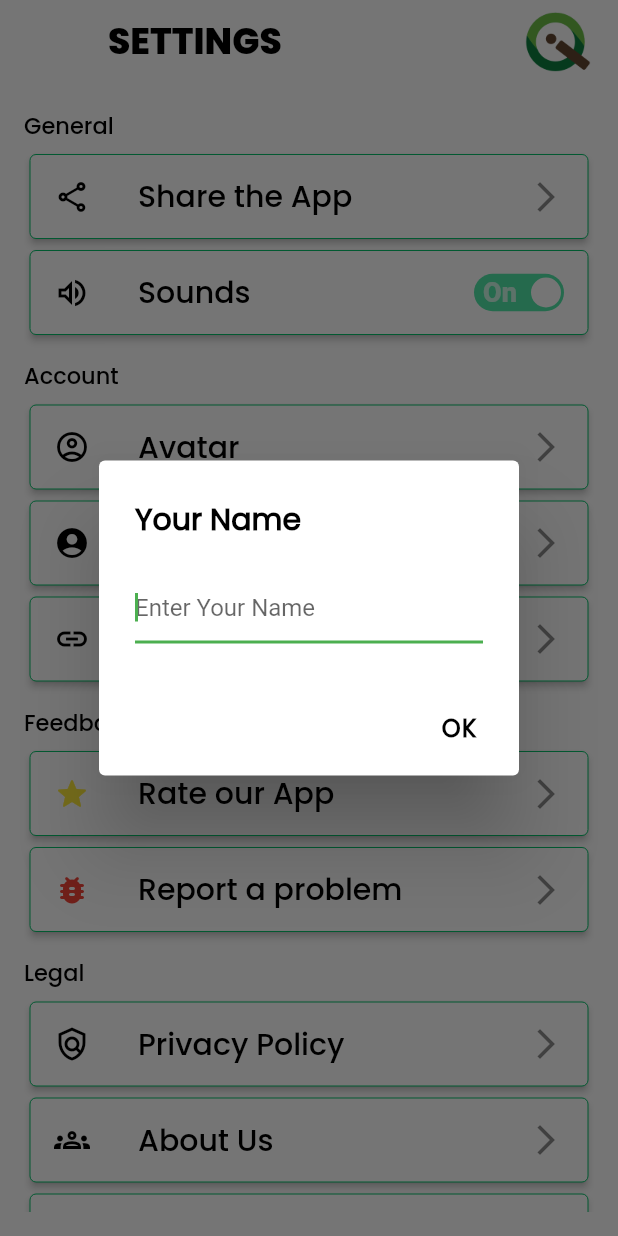
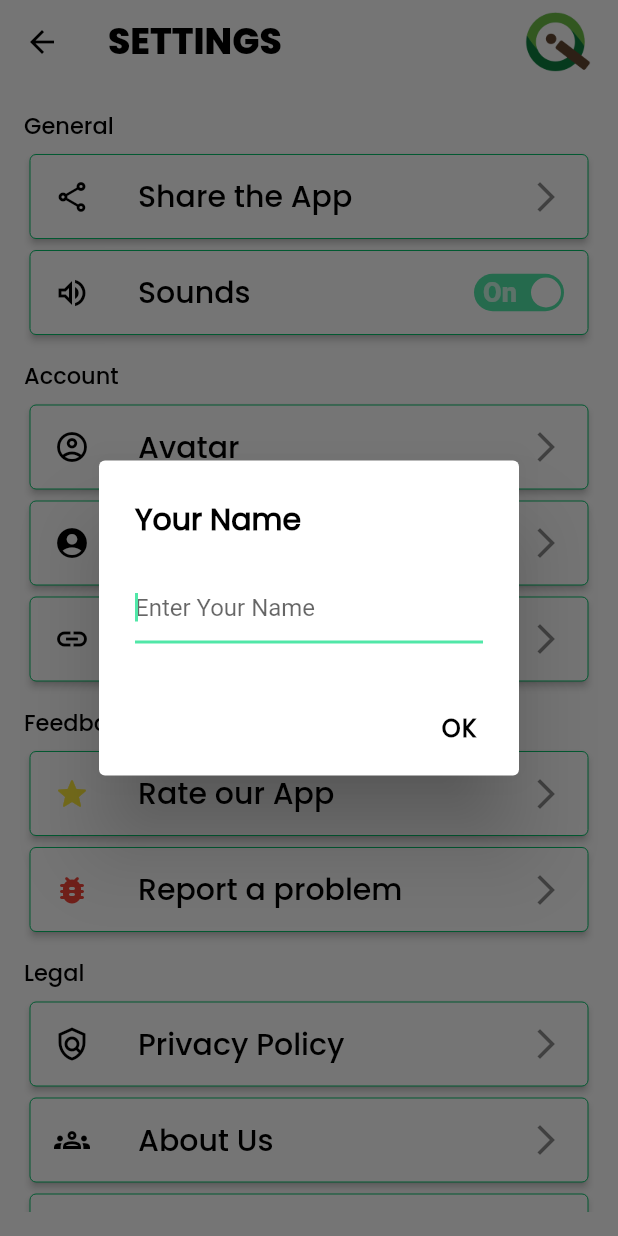
Before and after one commit to jelloalmoite/investor-quiz-app, a Flutter app: the SettingsPage screen opened directly, after a tap on "Sounds", after a tap on "Off", after a tap on "Name", on a phone screen of 412 x 824 dp. Run offline on Flutter 3.47's test engine with Material 2 defaults, Android fonts, the light colour scheme and no system bars; drawn by our look-alikes of flutter_switch; our stand-ins replace animated_splash_screen, auto_size_text, hive, hive_flutter, image_picker, page_transition and 5 more; missing offline and left inert: launch_review, syncfusion_flutter_pdf; accounts and stored records are empty.

Commit message:
Changed app name and icon & App color + Report problem changes

```diff
--- a/lib/main.dart
+++ b/lib/main.dart
@@ -46,9 +46,9 @@
       DeviceOrientation.portraitDown,
     ]);
     return MaterialApp(
-      title: 'Investor Quiz App',
+      title: 'inQui',
       theme: ThemeData(
-        primarySwatch: Colors.green,
+        primarySwatch: myColor,
         scaffoldBackgroundColor: const Color.fromRGBO(254, 254, 254, 1),
       ),
       home: const SplashScreen(),
@@ -56,6 +56,19 @@
     );
   }
 }
+
+const MaterialColor myColor = MaterialColor(0xFF51E7A8, <int, Color>{
+  50: Color(0xFF51E7A8),
+  100: Color(0xFF51E7A8),
+  200: Color(0xFF51E7A8),
+  300: Color(0xFF51E7A8),
+  400: Color(0xFF51E7A8),
+  500: Color(0xFF51E7A8),
+  600: Color(0xFF51E7A8),
+  700: Color(0xFF51E7A8),
+  800: Color(0xFF51E7A8),
+  900: Color(0xFF51E7A8),
+});
 
 class MainPage extends StatefulWidget {
   const MainPage({Key? key}) : super(key: key);
@@ -86,7 +99,7 @@
         if (isWarning) {
           lastPressed = DateTime.now();
           final snackBar = SnackBar(
-            content: Text('Double Tap to Close App'),
+            content: const Text('Double Tap to Close App'),
             duration: maxDuration,
           );
 
--- a/pubspec.yaml
+++ b/pubspec.yaml
@@ -58,6 +58,7 @@
     sdk: flutter
   build_runner: ^2.1.11
   hive_generator: ^1.1.3
+  flutter_launcher_icons: "^0.9.2"
 
   # The "flutter_lints" package below contains a set of recommended lints to
   # encourage good coding practices. The lint set provided by the package is
@@ -65,6 +66,11 @@
   # package. See that file for information about deactivating specific lint
   # rules and activating additional ones.
   flutter_lints: ^1.0.0
+
+flutter_icons:
+  android: "launcher_icon"
+  ios: true
+  image_path: "assets/images/logo.png"
 
 # For information on the generic Dart part of this file, see the
 # following page: https://dart.dev/tools/pub/pubspec
```
Also changed, not shown: lib/pages/settings.dart (+4 -10 lines), pubspec.lock, 24 other files.
